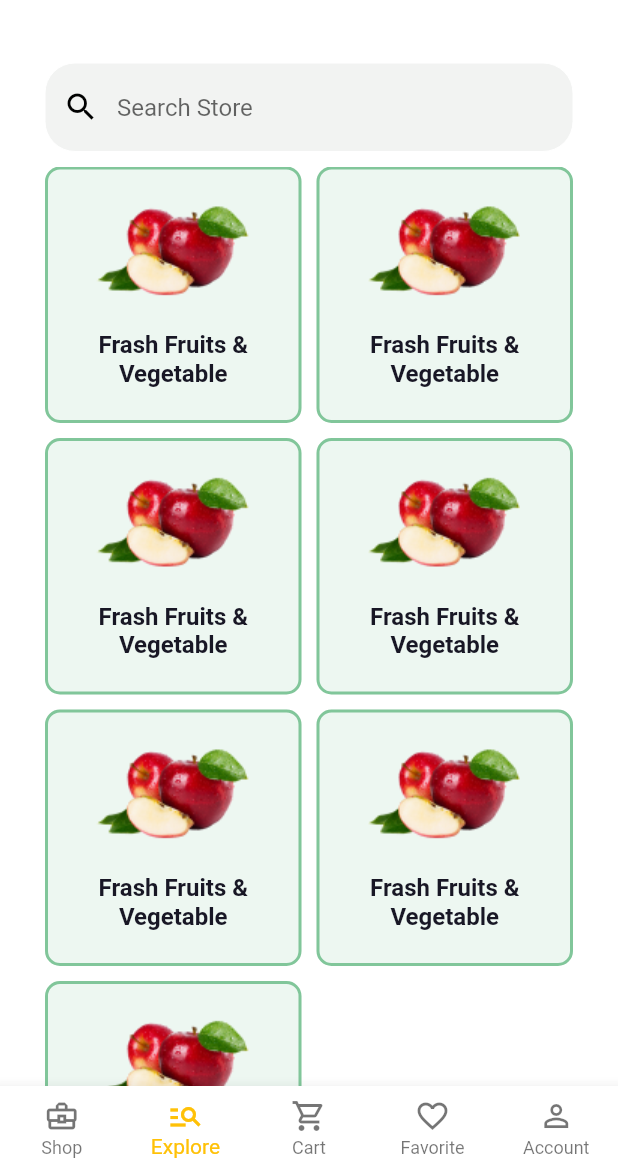
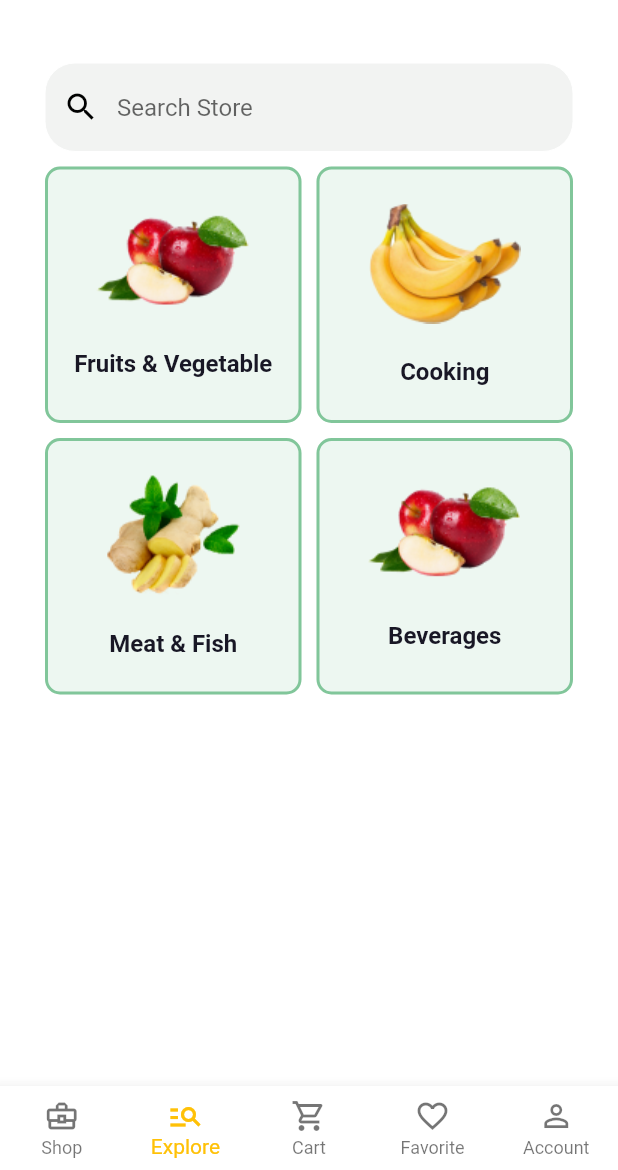
Before and after one commit to marlonchalegre/grocery_store, a Flutter app: the screen it shows after launch, swiped to page 2, on a phone screen of 412 x 824 dp, the part 66-1236 px from its top. Run offline on Flutter 3.47's test engine with Material 2 defaults, Android fonts, the phone set to English and light mode, and no system bars; Roboto replaces fonts that are missing (Gilroy).

Commit message:
Exemplo navegação e gridview

```diff
--- a/lib/controllers/son_controller.dart
+++ b/lib/controllers/son_controller.dart
@@ -4,6 +4,7 @@ class MeuFilhoController extends ChangeNotifier {
   MaterialColor _color = Colors.amber;
 
   set color(MaterialColor color) {
+    print("notify");
     this._color = color;
     this.notifyListeners();
   }
--- a/lib/main.dart
+++ b/lib/main.dart
@@ -2,6 +2,7 @@ import 'package:flutter/material.dart';
 import 'package:grocery_store/page/home_page.dart';
 import 'package:grocery_store/page/offer_detail.dart';
 import 'package:grocery_store/page/parent_page.dart';
+import 'package:grocery_store/page/products_page.dart';
 import 'package:grocery_store/util/colors.dart';
 
 void main() {
@@ -23,6 +24,7 @@ class MyApp extends StatelessWidget {
       routes: {
         '/': (context) => HomePage(),
         '/offerDetail': (context) => OfferDetail(),
+        '/productsList': (context) => ProductPage()
       },
     );
   }
--- a/lib/page/explore_page.dart
+++ b/lib/page/explore_page.dart
@@ -38,46 +38,28 @@ class ExplorerPage extends StatelessWidget {
                 children: [
                   CategoryWidget(
                     path: 'assets/images/apple.png',
-                    name: 'Frash Fruits & Vegetable',
+                    name: 'Fruits & Vegetable',
+                    borderColor: GroceryColors.greenx70,
+                    backgroundColor: GroceryColors.greenx10,
+                  ),
+                  CategoryWidget(
+                    path: 'assets/images/banana.png',
+                    name: 'Cooking',
+                    borderColor: GroceryColors.greenx70,
+                    backgroundColor: GroceryColors.greenx10,
+                  ),
+                  CategoryWidget(
+                    path: 'assets/images/ginger.png',
+                    name: 'Meat & Fish',
                     borderColor: GroceryColors.greenx70,
                     backgroundColor: GroceryColors.greenx10,
                   ),
                   CategoryWidget(
                     path: 'assets/images/apple.png',
-                    name: 'Frash Fruits & Vegetable',
+                    name: 'Beverages',
                     borderColor: GroceryColors.greenx70,
                     backgroundColor: GroceryColors.greenx10,
                   ),
-                  CategoryWidget(
-                    path: 'assets/images/apple.png',
-                    name: 'Frash Fruits & Vegetable',
-                    borderColor: GroceryColors.greenx70,
-                    backgroundColor: GroceryColors.greenx10,
-                  ),
-                  CategoryWidget(
-                    path: 'assets/images/apple.png',
-                    name: 'Frash Fruits & Vegetable',
-                    borderColor: GroceryColors.greenx70,
-                    backgroundColor: GroceryColors.greenx10,
-                  ),
-                  CategoryWidget(
-                    path: 'assets/images/apple.png',
-                    name: 'Frash Fruits & Vegetable',
-                    borderColor: GroceryColors.greenx70,
-                    backgroundColor: GroceryColors.greenx10,
-                  ),
-                  CategoryWidget(
-                    path: 'assets/images/apple.png',
-                    name: 'Frash Fruits & Vegetable',
-                    borderColor: GroceryColors.greenx70,
-                    backgroundColor: GroceryColors.greenx10,
-                  ),
-                  CategoryWidget(
-                    path: 'assets/images/apple.png',
-                    name: 'Frash Fruits & Vegetable',
-                    borderColor: GroceryColors.greenx70,
-                    backgroundColor: GroceryColors.greenx10,
-                  )
                 ],
               ),
             ),
--- a/lib/page/parent_page.dart
+++ b/lib/page/parent_page.dart
@@ -33,13 +33,17 @@ class _MeuPaiState extends State<MeuPai> {
             onColorChanged: (txt) {
               print("Muda para $txt");
               // buttonColor = txt;
-              // setState(() {});
+              setState(() {
+                buttonColor = txt;
+              });
             },
           ),
           ElevatedButton(
             onPressed: () {
               count++;
+              print("pressed $count");
               _controller.color = count % 2 == 0 ? Colors.blue : Colors.red;
+              setState(() {});
             },
             child: Text('Muda a cor para $buttonColor!'),
           ),
--- a/lib/widget/category_widget.dart
+++ b/lib/widget/category_widget.dart
@@ -25,6 +25,10 @@ class CategoryWidget extends StatelessWidget {
         border: Border.all(color: this.borderColor, width: 2),
         borderRadius: BorderRadius.circular(10),
       ),
+      child: GestureDetector(
+        onTap: () => {
+          Navigator.pushNamed(context, '/productsList', arguments: this.name)
+        },
         child: Column(
           mainAxisAlignment: MainAxisAlignment.spaceEvenly,
           crossAxisAlignment: CrossAxisAlignment.center,
@@ -41,6 +45,7 @@ class CategoryWidget extends StatelessWidget {
             ),
           ],
         ),
+      ),
     );
   }
 }
--- a/lib/widget/offer_widget.dart
+++ b/lib/widget/offer_widget.dart
@@ -15,7 +15,7 @@ class OfferWidget extends StatelessWidget {
   @override
   Widget build(BuildContext context) {
     return Padding(
-      padding: const EdgeInsets.all(10.0),
+      padding: const EdgeInsets.all(5.0),
       child: Container(
         width: 200,
         height: 200,
--- a/lib/widget/son_widget.dart
+++ b/lib/widget/son_widget.dart
@@ -26,6 +26,7 @@ class _MeuFilhoState extends State<MeuFilho> {
   }
 
   void listenColorChange() {
+    print("Changing");
     _color = this.widget.controller.color;
     var result = _color == Colors.red ? "Vermelho" : "Azul";
     this.widget.onColorChanged(result);
```
Also changed, not shown: lib/page/products_page.dart (added, +50 -0 lines), 1 other file. Lines whose indentation alone changed are shown as unchanged.
